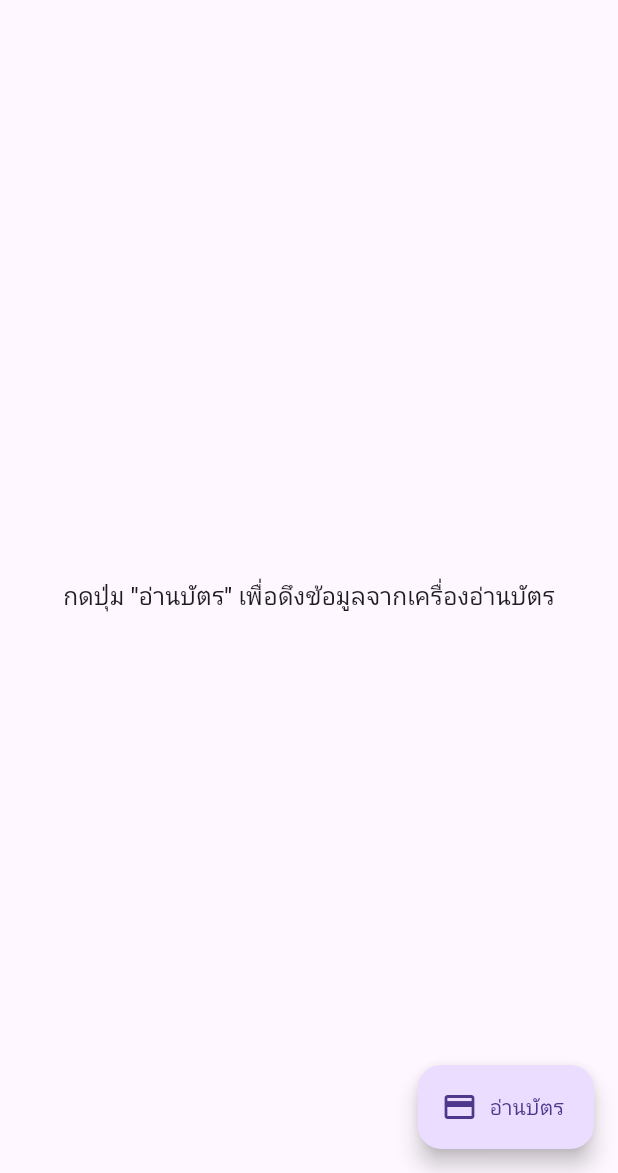
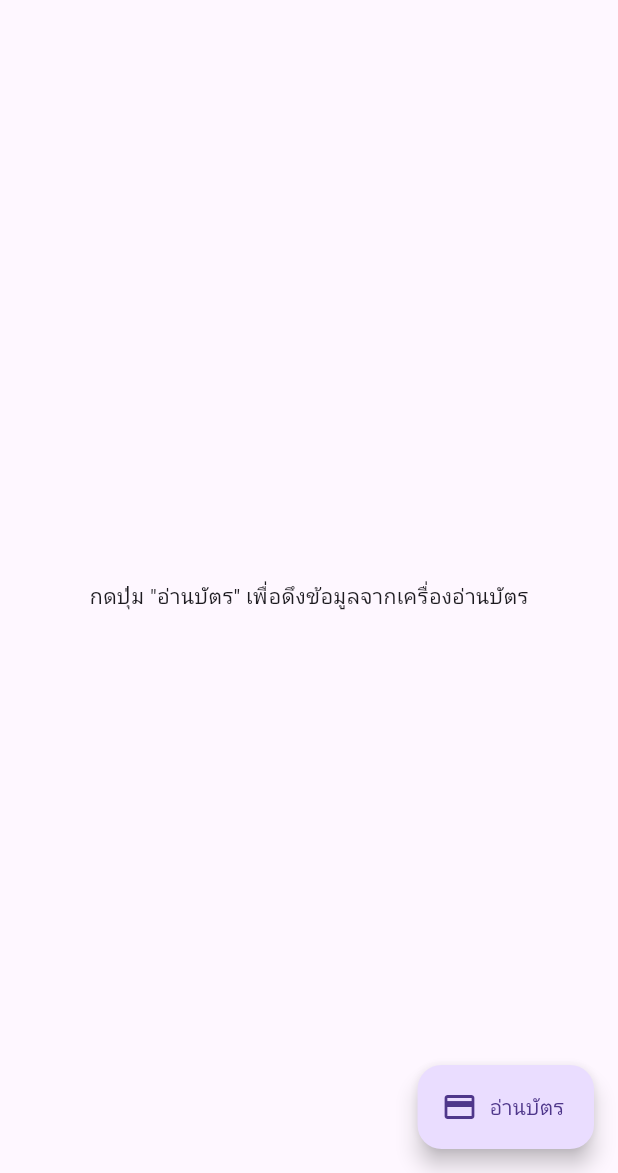
Before and after one commit to 9prwork/flutter_web_test_local_services, a Flutter app: the screen it shows after launch, on a phone screen of 412 x 824 dp, the part 63-1236 px from its top. Run offline on Flutter 3.47's test engine with Material 3 defaults, Android fonts, the phone set to English and light mode, and no system bars.

```diff
--- a/lib/main.dart
+++ b/lib/main.dart
@@ -1,6 +1,5 @@
 import 'dart:convert';
 import 'dart:typed_data';
-
 import 'package:flutter/material.dart';
 import 'package:http/http.dart' as http;
 
@@ -9,8 +8,7 @@ void main() {
 }
 
 const String API_KEY = "local_services_key";
-const String apiUrl =
-    "http://127.0.0.1:8765/read"; // change to '/read' for same-origin web hosting
+const String apiUrl = "http://127.0.0.1:8765/read";
 
 class MyApp extends StatelessWidget {
   const MyApp({super.key});
@@ -35,13 +33,40 @@ class CardReaderPage extends StatefulWidget {
 class _CardReaderPageState extends State<CardReaderPage> {
   bool _loading = false;
   String? _error;
-  CardData? _data;
+  Map<String, dynamic>? _data;
+  Uint8List? _photo;
+
+  // controllers
+  final cidController = TextEditingController();
+  final thNameController = TextEditingController();
+  final enNameController = TextEditingController();
+  final birthController = TextEditingController();
+  final genderController = TextEditingController();
+  final issuerController = TextEditingController();
+  final issueController = TextEditingController();
+  final expireController = TextEditingController();
+  final addressController = TextEditingController();
+
+  @override
+  void dispose() {
+    cidController.dispose();
+    thNameController.dispose();
+    enNameController.dispose();
+    birthController.dispose();
+    genderController.dispose();
+    issuerController.dispose();
+    issueController.dispose();
+    expireController.dispose();
+    addressController.dispose();
+    super.dispose();
+  }
 
   Future<void> _readCard() async {
     setState(() {
       _loading = true;
       _error = null;
       _data = null;
+      _photo = null;
     });
 
     try {
@@ -52,16 +77,29 @@ class _CardReaderPageState extends State<CardReaderPage> {
 
       if (resp.statusCode == 200) {
         final j = json.decode(resp.body);
-        print("response body ${resp.body}");
         if (j is Map && j['ok'] == true) {
           setState(() {
-            _data = CardData.fromJson(Map<String, dynamic>.from(j));
+            _data = Map<String, dynamic>.from(j);
+            // Photo
+            if (j['photo_b64'] != null &&
+                (j['photo_b64'] as String).isNotEmpty) {
+              _photo = base64Decode(j['photo_b64']);
+            }
+
+            // set controllers
+            cidController.text = j['cid'] ?? '';
+            thNameController.text = j['th_fullname'] ?? '';
+            enNameController.text = j['en_fullname'] ?? '';
+            birthController.text = j['birth'] ?? '';
+            genderController.text = j['gender'] ?? '';
+            issuerController.text = j['issuer'] ?? '';
+            issueController.text = j['issue_date'] ?? '';
+            expireController.text = j['expire_date'] ?? '';
+            addressController.text = j['address'] ?? '';
           });
         } else {
           setState(() {
-            _error = j is Map && j['error'] != null
-                ? j['error'].toString()
-                : 'API returned not-ok';
+            _error = j['error']?.toString() ?? 'API returned not-ok';
           });
         }
       } else if (resp.statusCode == 401) {
@@ -86,55 +124,35 @@ class _CardReaderPageState extends State<CardReaderPage> {
   }
 
   Widget _buildContent() {
-    if (_loading) {
-      return const Center(child: CircularProgressIndicator());
-    }
+    if (_loading) return const Center(child: CircularProgressIndicator());
+    if (_error != null)
+      return Center(
+        child: Text(_error!, style: const TextStyle(color: Colors.red)),
+      );
 
-    if (_error != null) {
-      return Center(
-        child: Padding(
-          padding: const EdgeInsets.all(16.0),
-          child: Text(
-            _error!,
-            style: const TextStyle(color: Colors.red),
-            textAlign: TextAlign.center,
-          ),
-        ),
+    if (_data == null) {
+      return const Center(
+        child: Text('กดปุ่ม "อ่านบัตร" เพื่อดึงข้อมูลจากเครื่องอ่านบัตร'),
       );
     }
 
-    if (_data == null) {
-      return Center(
-        child: Text(
-          'กดปุ่ม "อ่านบัตร" เพื่อดึงข้อมูลจากเครื่องอ่านบัตร',
-          style: Theme.of(context).textTheme.titleMedium,
-          textAlign: TextAlign.center,
-        ),
-      );
-    }
-
-    // Show card data
     return SingleChildScrollView(
       padding: const EdgeInsets.all(16),
       child: Column(
         children: [
-          if (_data!.photo != null)
-            CircleAvatar(
-              radius: 64,
-              backgroundImage: MemoryImage(_data!.photo!),
-              backgroundColor: Colors.grey[200],
-            )
+          if (_photo != null)
+            CircleAvatar(radius: 64, backgroundImage: MemoryImage(_photo!))
           else
-            CircleAvatar(radius: 64, child: const Icon(Icons.person, size: 64)),
+            const CircleAvatar(radius: 64, child: Icon(Icons.person, size: 64)),
           const SizedBox(height: 16),
-          InfoRow(label: 'CID', value: _data!.cid ?? '-'),
-          InfoRow(label: 'ชื่อ (ไทย)', value: _data!.thFullname ?? '-'),
-          InfoRow(label: 'Name (EN)', value: _data!.enFullname ?? '-'),
-          InfoRow(label: 'วันเกิด', value: _data!.birth ?? '-'),
-          InfoRow(label: 'เพศ', value: _data!.gender ?? '-'),
-          InfoRow(label: 'ออกโดย', value: _data!.issuer ?? '-'),
-          InfoRow(label: 'วันออก', value: _data!.issueDate ?? '-'),
-          InfoRow(label: 'วันหมดอายุ', value: _data!.expireDate ?? '-'),
+          InfoRow(label: 'CID', controller: cidController),
+          InfoRow(label: 'ชื่อ (ไทย)', controller: thNameController),
+          InfoRow(label: 'Name (EN)', controller: enNameController),
+          InfoRow(label: 'วันเกิด', controller: birthController),
+          InfoRow(label: 'เพศ', controller: genderController),
+          InfoRow(label: 'ออกโดย', controller: issuerController),
+          InfoRow(label: 'วันออก', controller: issueController),
+          InfoRow(label: 'วันหมดอายุ', controller: expireController),
           const SizedBox(height: 8),
           Align(
             alignment: Alignment.centerLeft,
@@ -144,7 +162,15 @@ class _CardReaderPageState extends State<CardReaderPage> {
             ),
           ),
           const SizedBox(height: 4),
-          Text(_data!.address ?? '-', textAlign: TextAlign.left),
+          TextField(
+            controller: addressController,
+            maxLines: null,
+            decoration: const InputDecoration(
+              isDense: true,
+              contentPadding: EdgeInsets.all(8),
+              border: OutlineInputBorder(),
+            ),
+          ),
         ],
       ),
     );
@@ -152,14 +178,12 @@ class _CardReaderPageState extends State<CardReaderPage> {
 
   @override
   Widget build(BuildContext context) {
-    // Scaffold with a floating action button to trigger read
     return Scaffold(
       appBar: AppBar(
         title: const Text('Thai ID Reader'),
         actions: [
           IconButton(
             icon: const Icon(Icons.refresh),
-            tooltip: 'Read card',
             onPressed: _loading ? null : _readCard,
           ),
         ],
@@ -176,8 +200,9 @@ class _CardReaderPageState extends State<CardReaderPage> {
 
 class InfoRow extends StatelessWidget {
   final String label;
-  final String value;
-  const InfoRow({super.key, required this.label, required this.value});
+  final TextEditingController controller;
+
+  const InfoRow({super.key, required this.label, required this.controller});
 
   @override
   Widget build(BuildContext context) {
@@ -193,59 +218,21 @@ class InfoRow extends StatelessWidget {
               style: const TextStyle(fontWeight: FontWeight.bold),
             ),
           ),
-          Expanded(child: Text(value)),
+          Expanded(
+            child: TextField(
+              controller: controller,
+              decoration: const InputDecoration(
+                isDense: true,
+                contentPadding: EdgeInsets.symmetric(
+                  vertical: 8,
+                  horizontal: 8,
+                ),
+                border: OutlineInputBorder(),
+              ),
+            ),
+          ),
         ],
       ),
     );
   }
 }
-
-class CardData {
-  final String? cid;
-  final String? thFullname;
-  final String? enFullname;
-  final String? birth;
-  final String? gender;
-  final String? issuer;
-  final String? issueDate;
-  final String? expireDate;
-  final String? address;
-  final Uint8List? photo;
-
-  CardData({
-    this.cid,
-    this.thFullname,
-    this.enFullname,
-    this.birth,
-    this.gender,
-    this.issuer,
-    this.issueDate,
-    this.expireDate,
-    this.address,
-    this.photo,
-  });
-
-  factory CardData.fromJson(Map<String, dynamic> j) {
-    Uint8List? photoBytes;
-    try {
-      if (j['photo_b64'] != null && (j['photo_b64'] as String).isNotEmpty) {
-        photoBytes = base64Decode(j['photo_b64'] as String);
-      }
-    } catch (_) {
-      photoBytes = null;
-    }
-
-    return CardData(
-      cid: j['cid']?.toString(),
-      thFullname: j['th_fullname']?.toString(),
-      enFullname: j['en_fullname']?.toString(),
-      birth: j['birth']?.toString(),
-      gender: j['gender']?.toString(),
-      issuer: j['issuer']?.toString(),
-      issueDate: j['issue_date']?.toString(),
-      expireDate: j['expire_date']?.toString(),
-      address: j['address']?.toString(),
-      photo: photoBytes,
-    );
-  }
-}
```
Also changed, not shown: 3 other files.
